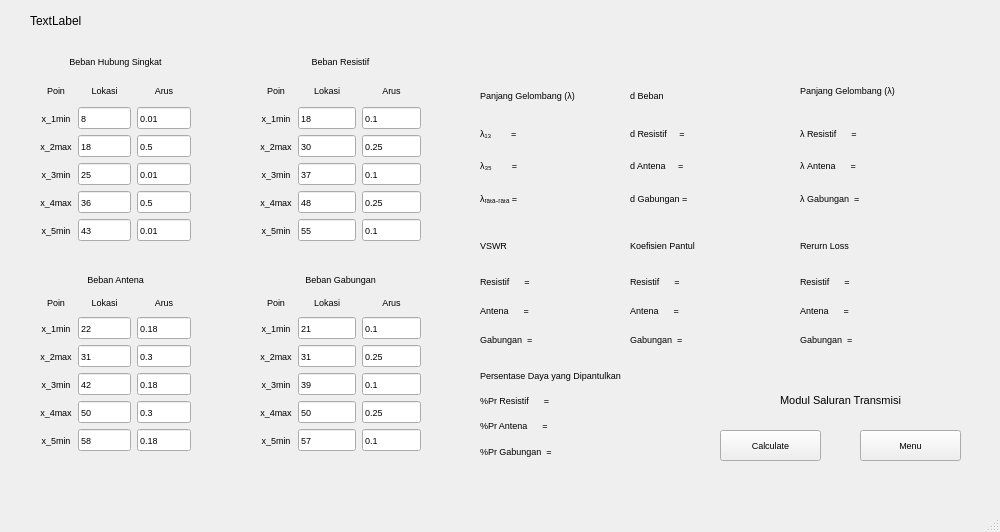
Before: the Qt Designer form Modul_3.ui in thaa15/proyekgui, drawn with Qt 5.
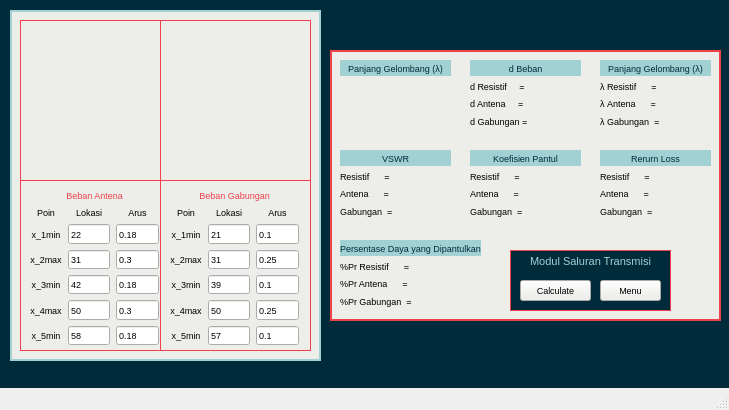
After: the same form once the commit is applied.

Commit message: modul 3 kelar

Diff of the .ui file:
```diff
--- a/Modul_3.ui
+++ b/Modul_3.ui
@@ -6,8 +6,8 @@
    <rect>
     <x>0</x>
     <y>0</y>
-    <width>1000</width>
-    <height>532</height>
+    <width>729</width>
+    <height>410</height>
    </rect>
   </property>
   <property name="windowTitle">
@@ -17,16 +17,13 @@
    <widget class="QWidget" name="layoutWidget">
     <property name="geometry">
      <rect>
-      <x>40</x>
-      <y>270</y>
-      <width>151</width>
-      <height>181</height>
+      <x>30</x>
+      <y>190</y>
+      <width>129</width>
+      <height>155</height>
      </rect>
     </property>
     <layout class="QGridLayout" name="gridLayout_4">
-     <property name="sizeConstraint">
-      <enum>QLayout::SetDefaultConstraint</enum>
-     </property>
      <item row="0" column="0" colspan="3">
       <widget class="QLabel" name="label_4">
        <property name="font">
@@ -34,6 +31,9 @@
          <pointsize>7</pointsize>
         </font>
        </property>
+       <property name="styleSheet">
+        <string notr="true">color: rgb(238, 65, 76)</string>
+       </property>
        <property name="text">
         <string>Beban Antena</string>
        </property>
@@ -287,16 +287,13 @@
    <widget class="QWidget" name="layoutWidget_2">
     <property name="geometry">
      <rect>
-      <x>260</x>
-      <y>270</y>
-      <width>161</width>
-      <height>181</height>
+      <x>170</x>
+      <y>190</y>
+      <width>129</width>
+      <height>155</height>
      </rect>
     </property>
     <layout class="QGridLayout" name="gridLayout_5">
-     <property name="sizeConstraint">
-      <enum>QLayout::SetDefaultConstraint</enum>
-     </property>
      <item row="0" column="0" colspan="3">
       <widget class="QLabel" name="label_5">
        <property name="font">
@@ -304,6 +301,9 @@
          <pointsize>7</pointsize>
         </font>
        </property>
+       <property name="styleSheet">
+        <string notr="true">color: rgb(238, 65, 76)</string>
+       </property>
        <property name="text">
         <string>Beban Gabungan</string>
        </property>
@@ -557,10 +557,10 @@
    <widget class="QPushButton" name="calculate">
     <property name="geometry">
      <rect>
-      <x>720</x>
-      <y>430</y>
-      <width>101</width>
-      <height>31</height>
+      <x>520</x>
+      <y>280</y>
+      <width>71</width>
+      <height>21</height>
      </rect>
     </property>
     <property name="font">
@@ -568,6 +568,9 @@
       <pointsize>7</pointsize>
      </font>
     </property>
+    <property name="styleSheet">
+     <string notr="true">background-color: rgb(237, 238, 233)</string>
+    </property>
     <property name="text">
      <string>Calculate</string>
     </property>
@@ -575,10 +578,10 @@
    <widget class="QLabel" name="label_6">
     <property name="geometry">
      <rect>
-      <x>480</x>
-      <y>80</y>
-      <width>141</width>
-      <height>31</height>
+      <x>340</x>
+      <y>60</y>
+      <width>111</width>
+      <height>16</height>
      </rect>
     </property>
     <property name="font">
@@ -586,17 +589,24 @@
       <pointsize>7</pointsize>
      </font>
     </property>
+    <property name="styleSheet">
+     <string notr="true">background-color: rgb(161, 209, 210);
+color: rgb(1, 42, 59)</string>
+    </property>
     <property name="text">
      <string>Panjang Gelombang (λ)</string>
     </property>
+    <property name="alignment">
+     <set>Qt::AlignCenter</set>
+    </property>
    </widget>
    <widget class="QLabel" name="label_10">
     <property name="geometry">
      <rect>
-      <x>630</x>
-      <y>80</y>
-      <width>121</width>
-      <height>31</height>
+      <x>470</x>
+      <y>60</y>
+      <width>111</width>
+      <height>16</height>
      </rect>
     </property>
     <property name="font">
@@ -604,17 +614,24 @@
       <pointsize>7</pointsize>
      </font>
     </property>
+    <property name="styleSheet">
+     <string notr="true">background-color: rgb(161, 209, 210);
+color: rgb(1, 42, 59)</string>
+    </property>
     <property name="text">
      <string>d Beban</string>
     </property>
+    <property name="alignment">
+     <set>Qt::AlignCenter</set>
+    </property>
    </widget>
    <widget class="QWidget" name="layoutWidget_3">
     <property name="geometry">
      <rect>
-      <x>630</x>
-      <y>120</y>
-      <width>141</width>
-      <height>91</height>
+      <x>470</x>
+      <y>80</y>
+      <width>111</width>
+      <height>47</height>
      </rect>
     </property>
     <layout class="QGridLayout" name="gridLayout_7">
@@ -695,10 +712,10 @@
    <widget class="QLabel" name="label_14">
     <property name="geometry">
      <rect>
-      <x>800</x>
-      <y>70</y>
-      <width>151</width>
-      <height>41</height>
+      <x>600</x>
+      <y>60</y>
+      <width>111</width>
+      <height>16</height>
      </rect>
     </property>
     <property name="font">
@@ -706,17 +723,24 @@
       <pointsize>7</pointsize>
      </font>
     </property>
+    <property name="styleSheet">
+     <string notr="true">background-color: rgb(161, 209, 210);
+color: rgb(1, 42, 59)</string>
+    </property>
     <property name="text">
      <string>Panjang Gelombang (λ)</string>
     </property>
+    <property name="alignment">
+     <set>Qt::AlignCenter</set>
+    </property>
    </widget>
    <widget class="QWidget" name="layoutWidget_4">
     <property name="geometry">
      <rect>
-      <x>800</x>
-      <y>120</y>
-      <width>161</width>
-      <height>91</height>
+      <x>600</x>
+      <y>80</y>
+      <width>111</width>
+      <height>47</height>
      </rect>
     </property>
     <layout class="QGridLayout" name="gridLayout_8">
@@ -797,10 +821,10 @@
    <widget class="QLabel" name="label_18">
     <property name="geometry">
      <rect>
-      <x>480</x>
-      <y>230</y>
-      <width>121</width>
-      <height>31</height>
+      <x>340</x>
+      <y>150</y>
+      <width>111</width>
+      <height>16</height>
      </rect>
     </property>
     <property name="font">
@@ -808,17 +832,24 @@
       <pointsize>7</pointsize>
      </font>
     </property>
+    <property name="styleSheet">
+     <string notr="true">background-color: rgb(161, 209, 210);
+color: rgb(1, 42, 59)</string>
+    </property>
     <property name="text">
      <string>VSWR</string>
     </property>
+    <property name="alignment">
+     <set>Qt::AlignCenter</set>
+    </property>
    </widget>
    <widget class="QWidget" name="layoutWidget_5">
     <property name="geometry">
      <rect>
-      <x>480</x>
-      <y>270</y>
-      <width>131</width>
-      <height>81</height>
+      <x>340</x>
+      <y>170</y>
+      <width>111</width>
+      <height>47</height>
      </rect>
     </property>
     <layout class="QGridLayout" name="gridLayout_9">
@@ -899,10 +930,10 @@
    <widget class="QLabel" name="label_22">
     <property name="geometry">
      <rect>
-      <x>630</x>
-      <y>230</y>
+      <x>470</x>
+      <y>150</y>
       <width>111</width>
-      <height>31</height>
+      <height>16</height>
      </rect>
     </property>
     <property name="font">
@@ -910,17 +941,24 @@
       <pointsize>7</pointsize>
      </font>
     </property>
+    <property name="styleSheet">
+     <string notr="true">background-color: rgb(161, 209, 210);
+color: rgb(1, 42, 59)</string>
+    </property>
     <property name="text">
      <string>Koefisien Pantul</string>
     </property>
+    <property name="alignment">
+     <set>Qt::AlignCenter</set>
+    </property>
    </widget>
    <widget class="QWidget" name="layoutWidget_6">
     <property name="geometry">
      <rect>
-      <x>630</x>
-      <y>270</y>
-      <width>141</width>
-      <height>81</height>
+      <x>470</x>
+      <y>170</y>
+      <width>111</width>
+      <height>47</height>
      </rect>
     </property>
     <layout class="QGridLayout" name="gridLayout_10">
@@ -1001,10 +1039,10 @@
    <widget class="QLabel" name="label_26">
     <property name="geometry">
      <rect>
-      <x>800</x>
-      <y>230</y>
+      <x>600</x>
+      <y>150</y>
       <width>111</width>
-      <height>31</height>
+      <height>16</height>
      </rect>
     </property>
     <property name="font">
@@ -1012,17 +1050,24 @@
       <pointsize>7</pointsize>
      </font>
     </property>
+    <property name="styleSheet">
+     <string notr="true">background-color: rgb(161, 209, 210);
+color: rgb(1, 42, 59)</string>
+    </property>
     <property name="text">
      <string>Rerurn Loss</string>
     </property>
+    <property name="alignment">
+     <set>Qt::AlignCenter</set>
+    </property>
    </widget>
    <widget class="QWidget" name="layoutWidget_7">
     <property name="geometry">
      <rect>
-      <x>800</x>
-      <y>270</y>
-      <width>161</width>
-      <height>81</height>
+      <x>600</x>
+      <y>170</y>
+      <width>111</width>
+      <height>47</height>
      </rect>
     </property>
     <layout class="QGridLayout" name="gridLayout_11">
@@ -1103,10 +1148,10 @@
    <widget class="QLabel" name="label_30">
     <property name="geometry">
      <rect>
-      <x>480</x>
-      <y>360</y>
+      <x>340</x>
+      <y>240</y>
       <width>141</width>
-      <height>31</height>
+      <height>16</height>
      </rect>
     </property>
     <property name="font">
@@ -1114,6 +1159,10 @@
       <pointsize>7</pointsize>
      </font>
     </property>
+    <property name="styleSheet">
+     <string notr="true">background-color: rgb(161, 209, 210);
+color: rgb(1, 42, 59)</string>
+    </property>
     <property name="text">
      <string>Persentase Daya yang Dipantulkan</string>
     </property>
@@ -1121,10 +1170,10 @@
    <widget class="QWidget" name="layoutWidget_8">
     <property name="geometry">
      <rect>
-      <x>480</x>
-      <y>390</y>
-      <width>181</width>
-      <height>71</height>
+      <x>340</x>
+      <y>260</y>
+      <width>141</width>
+      <height>47</height>
      </rect>
     </property>
     <layout class="QGridLayout" name="gridLayout_12">
@@ -1205,10 +1254,10 @@
    <widget class="QLabel" name="label_38">
     <property name="geometry">
      <rect>
-      <x>750</x>
-      <y>380</y>
-      <width>181</width>
-      <height>41</height>
+      <x>520</x>
+      <y>251</y>
+      <width>141</width>
+      <height>20</height>
      </rect>
     </property>
     <property name="font">
@@ -1216,6 +1265,9 @@
       <pointsize>8</pointsize>
      </font>
     </property>
+    <property name="styleSheet">
+     <string notr="true">color: rgb(161, 209, 210)</string>
+    </property>
     <property name="text">
      <string>Modul Saluran Transmisi</string>
     </property>
@@ -1226,10 +1278,10 @@
    <widget class="QWidget" name="layoutWidget">
     <property name="geometry">
      <rect>
-      <x>260</x>
-      <y>50</y>
-      <width>161</width>
-      <height>191</height>
+      <x>170</x>
+      <y>24</y>
+      <width>129</width>
+      <height>155</height>
      </rect>
     </property>
     <layout class="QGridLayout" name="gridLayout_2">
@@ -1240,6 +1292,9 @@
          <pointsize>7</pointsize>
         </font>
        </property>
+       <property name="styleSheet">
+        <string notr="true">color: rgb(238, 65, 76)</string>
+       </property>
        <property name="text">
         <string>Beban Resistif</string>
        </property>
@@ -1493,10 +1548,10 @@
    <widget class="QWidget" name="layoutWidget">
     <property name="geometry">
      <rect>
-      <x>480</x>
-      <y>120</y>
-      <width>131</width>
-      <height>91</height>
+      <x>340</x>
+      <y>80</y>
+      <width>111</width>
+      <height>47</height>
      </rect>
     </property>
     <layout class="QGridLayout" name="gridLayout_6">
@@ -1577,10 +1632,10 @@
    <widget class="QWidget" name="layoutWidget">
     <property name="geometry">
      <rect>
-      <x>40</x>
-      <y>50</y>
-      <width>151</width>
-      <height>191</height>
+      <x>30</x>
+      <y>24</y>
+      <width>129</width>
+      <height>155</height>
      </rect>
     </property>
     <layout class="QGridLayout" name="gridLayout">
@@ -1591,6 +1646,9 @@
          <pointsize>7</pointsize>
         </font>
        </property>
+       <property name="styleSheet">
+        <string notr="true">color: rgb(238, 65, 76)</string>
+       </property>
        <property name="text">
         <string>Beban Hubung Singkat</string>
        </property>
@@ -1844,10 +1902,10 @@
    <widget class="QPushButton" name="menu">
     <property name="geometry">
      <rect>
-      <x>860</x>
-      <y>430</y>
-      <width>101</width>
-      <height>31</height>
+      <x>600</x>
+      <y>280</y>
+      <width>61</width>
+      <height>21</height>
      </rect>
     </property>
     <property name="font">
@@ -1855,31 +1913,181 @@
       <pointsize>7</pointsize>
      </font>
     </property>
+    <property name="styleSheet">
+     <string notr="true">background-color: rgb(237, 238, 233)</string>
+    </property>
     <property name="text">
      <string>Menu</string>
     </property>
    </widget>
-   <widget class="QLabel" name="namanpm">
+   <widget class="QLabel" name="label_3">
     <property name="geometry">
      <rect>
-      <x>30</x>
-      <y>0</y>
-      <width>601</width>
-      <height>41</height>
+      <x>10</x>
+      <y>10</y>
+      <width>311</width>
+      <height>351</height>
      </rect>
     </property>
+    <property name="styleSheet">
+     <string notr="true">background-color: rgb(237, 238, 233);
+border: 2px solid rgb(161, 209, 210)</string>
+    </property>
     <property name="text">
-     <string>TextLabel</string>
+     <string/>
     </property>
    </widget>
+   <widget class="QLabel" name="label_34">
+    <property name="geometry">
+     <rect>
+      <x>160</x>
+      <y>20</y>
+      <width>151</width>
+      <height>161</height>
+     </rect>
+    </property>
+    <property name="styleSheet">
+     <string notr="true">border:1px solid rgb(238, 65, 76)</string>
+    </property>
+    <property name="text">
+     <string/>
+    </property>
+   </widget>
+   <widget class="QLabel" name="label_35">
+    <property name="geometry">
+     <rect>
+      <x>20</x>
+      <y>20</y>
+      <width>141</width>
+      <height>161</height>
+     </rect>
+    </property>
+    <property name="styleSheet">
+     <string notr="true">border:1px solid rgb(238, 65, 76)</string>
+    </property>
+    <property name="text">
+     <string/>
+    </property>
+   </widget>
+   <widget class="QLabel" name="label_36">
+    <property name="geometry">
+     <rect>
+      <x>20</x>
+      <y>180</y>
+      <width>141</width>
+      <height>171</height>
+     </rect>
+    </property>
+    <property name="styleSheet">
+     <string notr="true">border:1px solid rgb(238, 65, 76)</string>
+    </property>
+    <property name="text">
+     <string/>
+    </property>
+   </widget>
+   <widget class="QLabel" name="label_37">
+    <property name="geometry">
+     <rect>
+      <x>160</x>
+      <y>180</y>
+      <width>151</width>
+      <height>171</height>
+     </rect>
+    </property>
+    <property name="styleSheet">
+     <string notr="true">border:1px solid rgb(238, 65, 76)</string>
+    </property>
+    <property name="text">
+     <string/>
+    </property>
+   </widget>
+   <widget class="QLabel" name="label_39">
+    <property name="geometry">
+     <rect>
+      <x>330</x>
+      <y>50</y>
+      <width>391</width>
+      <height>271</height>
+     </rect>
+    </property>
+    <property name="styleSheet">
+     <string notr="true">background-color: rgb(237, 238, 233);
+border: 2px solid rgb(238, 65, 76)</string>
+    </property>
+    <property name="text">
+     <string/>
+    </property>
+   </widget>
+   <widget class="QLabel" name="label_40">
+    <property name="geometry">
+     <rect>
+      <x>510</x>
+      <y>250</y>
+      <width>161</width>
+      <height>61</height>
+     </rect>
+    </property>
+    <property name="styleSheet">
+     <string notr="true">background-color: rgb(1, 42, 59);
+border: 1px solid rgb(238, 65, 76)</string>
+    </property>
+    <property name="text">
+     <string/>
+    </property>
+   </widget>
+   <widget class="QLabel" name="label_41">
+    <property name="geometry">
+     <rect>
+      <x>-4</x>
+      <y>-11</y>
+      <width>751</width>
+      <height>431</height>
+     </rect>
+    </property>
+    <property name="styleSheet">
+     <string notr="true">background-color: rgb(1, 42, 59)</string>
+    </property>
+    <property name="text">
+     <string/>
+    </property>
+   </widget>
+   <zorder>label_41</zorder>
+   <zorder>label_39</zorder>
+   <zorder>label_40</zorder>
+   <zorder>label_3</zorder>
+   <zorder>label_37</zorder>
+   <zorder>label_36</zorder>
+   <zorder>label_35</zorder>
+   <zorder>label_34</zorder>
+   <zorder>layoutWidget</zorder>
+   <zorder>layoutWidget_2</zorder>
+   <zorder>calculate</zorder>
+   <zorder>label_6</zorder>
+   <zorder>label_10</zorder>
+   <zorder>layoutWidget_3</zorder>
+   <zorder>label_14</zorder>
+   <zorder>layoutWidget_4</zorder>
+   <zorder>label_18</zorder>
+   <zorder>layoutWidget_5</zorder>
+   <zorder>label_22</zorder>
+   <zorder>layoutWidget_6</zorder>
+   <zorder>label_26</zorder>
+   <zorder>layoutWidget_7</zorder>
+   <zorder>label_30</zorder>
+   <zorder>layoutWidget_8</zorder>
+   <zorder>label_38</zorder>
+   <zorder>layoutWidget</zorder>
+   <zorder>layoutWidget</zorder>
+   <zorder>layoutWidget</zorder>
+   <zorder>menu</zorder>
   </widget>
   <widget class="QMenuBar" name="menubar">
    <property name="geometry">
     <rect>
      <x>0</x>
      <y>0</y>
-     <width>1000</width>
-     <height>18</height>
+     <width>729</width>
+     <height>22</height>
     </rect>
    </property>
   </widget>
```
The commit also changes 1 other file.
